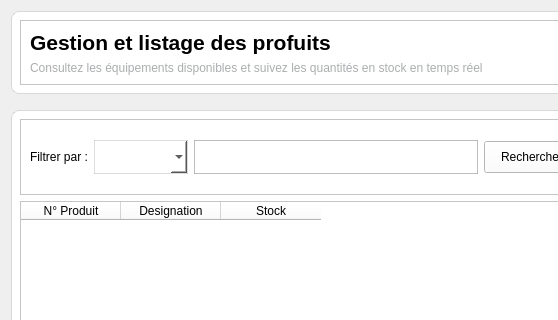
Qt form interface/product_widget.ui (miranto-andria/stock-it) before a commit; both pictures show x 0 to 558 and y 0 to 320 of the 783 by 532 pixel window.
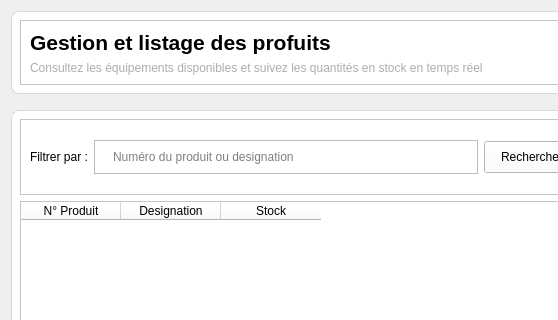
The same form after that commit. Icons and pictures are not drawn.

```diff
--- a/interface/product_widget.ui
+++ b/interface/product_widget.ui
@@ -182,19 +182,15 @@
            </property>
           </widget>
          </item>
-         <item>
-          <widget class="QComboBox" name="searchChoice">
-           <property name="styleSheet">
-            <string notr="true">border : 1px solid rgba(171, 173, 174, 40%);</string>
-           </property>
-          </widget>
-         </item>
          <item>
           <widget class="QLineEdit" name="searchInput">
            <property name="styleSheet">
             <string notr="true">padding : 8px 16px;
 border : 1px solid rgba(171, 173, 174, 80%); background-color : #fff;</string>
            </property>
+           <property name="placeholderText">
+            <string>Numéro du produit ou designation</string>
+           </property>
           </widget>
          </item>
          <item>
```
